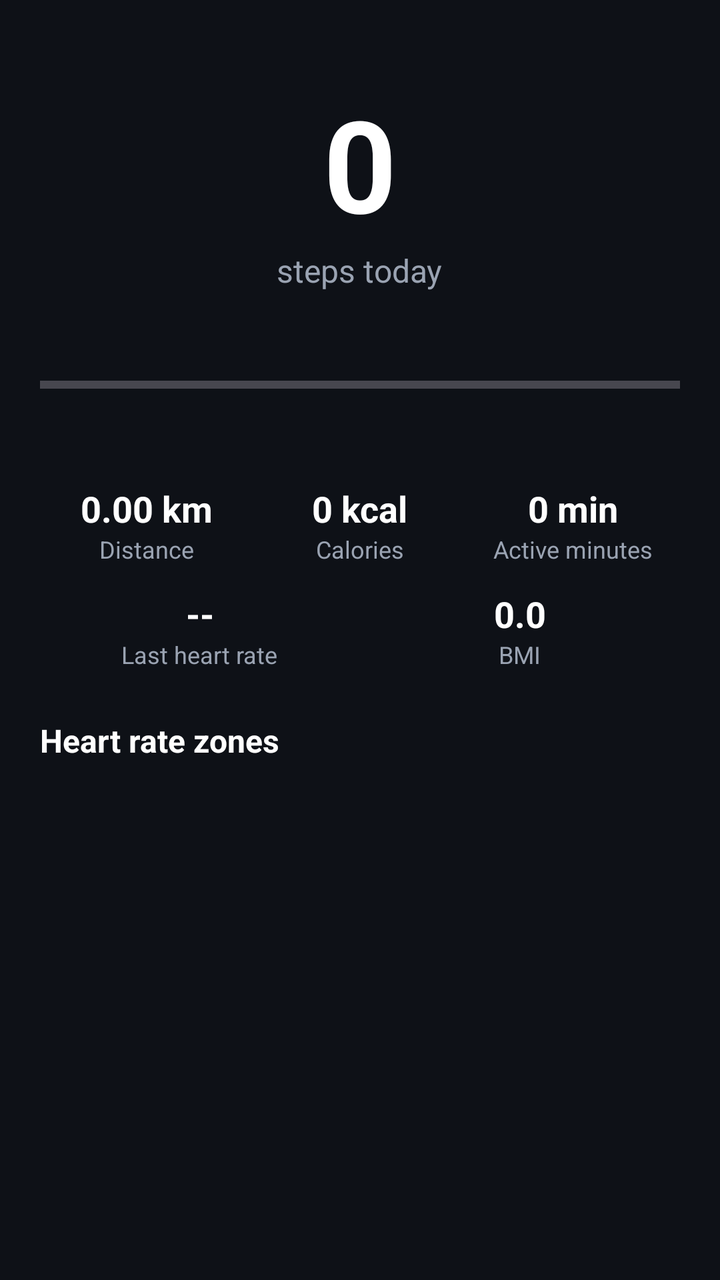
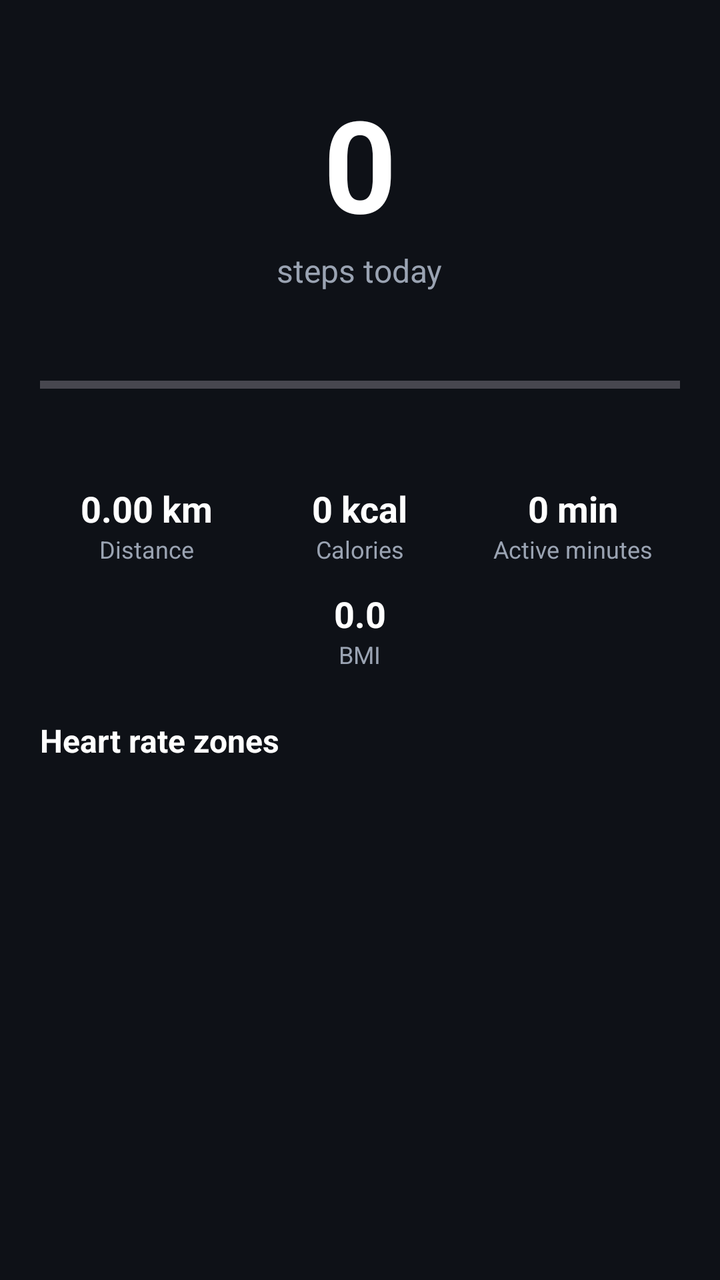

An Android layout rendered at two revisions. The XML below is the earlier revision; the diff shows what the commit changed to produce the second picture.
<!-- AndroidManifest.xml: application theme Theme.HealthMonitor -->
<!-- res/layout/fragment_dashboard.xml -->
<?xml version="1.0" encoding="utf-8"?>
<ScrollView xmlns:android="http://schemas.android.com/apk/res/android"
    android:layout_width="match_parent"
    android:layout_height="match_parent"
    android:fillViewport="true">

    <LinearLayout
        android:layout_width="match_parent"
        android:layout_height="wrap_content"
        android:orientation="vertical"
        android:padding="20dp">

        <TextView
            android:id="@+id/textDate"
            android:layout_width="wrap_content"
            android:layout_height="wrap_content"
            android:layout_gravity="center_horizontal"
            android:textColor="@color/text_secondary"
            android:textSize="14sp" />

        <TextView
            android:id="@+id/textSteps"
            android:layout_width="wrap_content"
            android:layout_height="wrap_content"
            android:layout_gravity="center_horizontal"
            android:text="0"
            android:textColor="@color/text_primary"
            android:textSize="64sp"
            android:textStyle="bold" />

        <TextView
            android:layout_width="wrap_content"
            android:layout_height="wrap_content"
            android:layout_gravity="center_horizontal"
            android:text="@string/steps_today"
            android:textColor="@color/text_secondary"
            android:textSize="16sp" />

        <TextView
            android:id="@+id/textSensor"
            android:layout_width="wrap_content"
            android:layout_height="wrap_content"
            android:layout_gravity="center_horizontal"
            android:layout_marginTop="4dp"
            android:textColor="@color/text_secondary"
            android:textSize="12sp" />

        <ProgressBar
            android:id="@+id/progressGoal"
            style="?android:attr/progressBarStyleHorizontal"
            android:layout_width="match_parent"
            android:layout_height="wrap_content"
            android:layout_marginTop="18dp"
            android:max="10000"
            android:progress="0"
            android:progressTint="@color/primary" />

        <TextView
            android:id="@+id/textGoal"
            android:layout_width="match_parent"
            android:layout_height="wrap_content"
            android:layout_marginTop="4dp"
            android:textColor="@color/text_secondary"
            android:textSize="13sp" />

        <LinearLayout
            android:layout_width="match_parent"
            android:layout_height="wrap_content"
            android:layout_marginTop="20dp"
            android:orientation="horizontal">

            <LinearLayout
                android:layout_width="0dp"
                android:layout_height="wrap_content"
                android:layout_weight="1"
                android:gravity="center_horizontal"
                android:orientation="vertical">

                <TextView
                    android:id="@+id/textDistance"
                    android:layout_width="wrap_content"
                    android:layout_height="wrap_content"
                    android:text="0.00 km"
                    android:textColor="@color/text_primary"
                    android:textSize="18sp"
                    android:textStyle="bold" />

                <TextView
                    android:layout_width="wrap_content"
                    android:layout_height="wrap_content"
                    android:text="@string/distance"
                    android:textColor="@color/text_secondary"
                    android:textSize="12sp" />
            </LinearLayout>

            <LinearLayout
                android:layout_width="0dp"
                android:layout_height="wrap_content"
                android:layout_weight="1"
                android:gravity="center_horizontal"
                android:orientation="vertical">

                <TextView
                    android:id="@+id/textCalories"
                    android:layout_width="wrap_content"
                    android:layout_height="wrap_content"
                    android:text="0 kcal"
                    android:textColor="@color/text_primary"
                    android:textSize="18sp"
                    android:textStyle="bold" />

                <TextView
                    android:layout_width="wrap_content"
                    android:layout_height="wrap_content"
                    android:text="@string/calories"
                    android:textColor="@color/text_secondary"
                    android:textSize="12sp" />
            </LinearLayout>

            <LinearLayout
                android:layout_width="0dp"
                android:layout_height="wrap_content"
                android:layout_weight="1"
                android:gravity="center_horizontal"
                android:orientation="vertical">

                <TextView
                    android:id="@+id/textMinutes"
                    android:layout_width="wrap_content"
                    android:layout_height="wrap_content"
                    android:text="0 min"
                    android:textColor="@color/text_primary"
                    android:textSize="18sp"
                    android:textStyle="bold" />

                <TextView
                    android:layout_width="wrap_content"
                    android:layout_height="wrap_content"
                    android:text="@string/active_minutes"
                    android:textColor="@color/text_secondary"
                    android:textSize="12sp" />
            </LinearLayout>
        </LinearLayout>

        <LinearLayout
            android:layout_width="match_parent"
            android:layout_height="wrap_content"
            android:layout_marginTop="12dp"
            android:orientation="horizontal">

            <LinearLayout
                android:layout_width="0dp"
                android:layout_height="wrap_content"
                android:layout_weight="1"
                android:gravity="center_horizontal"
                android:orientation="vertical">

                <TextView
                    android:id="@+id/textHr"
                    android:layout_width="wrap_content"
                    android:layout_height="wrap_content"
                    android:text="--"
                    android:textColor="@color/text_primary"
                    android:textSize="18sp"
                    android:textStyle="bold" />

                <TextView
                    android:layout_width="wrap_content"
                    android:layout_height="wrap_content"
                    android:text="@string/last_hr"
                    android:textColor="@color/text_secondary"
                    android:textSize="12sp" />
            </LinearLayout>

            <LinearLayout
                android:layout_width="0dp"
                android:layout_height="wrap_content"
                android:layout_weight="1"
                android:gravity="center_horizontal"
                android:orientation="vertical">

                <TextView
                    android:id="@+id/textBmi"
                    android:layout_width="wrap_content"
                    android:layout_height="wrap_content"
                    android:text="0.0"
                    android:textColor="@color/text_primary"
                    android:textSize="18sp"
                    android:textStyle="bold" />

                <TextView
                    android:layout_width="wrap_content"
                    android:layout_height="wrap_content"
                    android:text="@string/bmi"
                    android:textColor="@color/text_secondary"
                    android:textSize="12sp" />
            </LinearLayout>
        </LinearLayout>

        <TextView
            android:id="@+id/textZonesHeader"
            android:layout_width="match_parent"
            android:layout_height="wrap_content"
            android:layout_marginTop="24dp"
            android:text="@string/hr_zones"
            android:textColor="@color/text_primary"
            android:textSize="16sp"
            android:textStyle="bold" />

        <TextView
            android:id="@+id/textZones"
            android:layout_width="match_parent"
            android:layout_height="wrap_content"
            android:layout_marginTop="6dp"
            android:lineSpacingExtra="4dp"
            android:textColor="@color/text_secondary"
            android:textSize="13sp" />

        <TextView
            android:id="@+id/textStreak"
            android:layout_width="match_parent"
            android:layout_height="wrap_content"
            android:layout_marginTop="16dp"
            android:textColor="@color/text_primary"
            android:textSize="15sp"
            android:textStyle="bold" />

    </LinearLayout>
</ScrollView>
<!-- resources referenced by this layout -->
<resources>
  <color name="primary">#E0365A</color>
  <color name="text_primary">#FFFFFF</color>
  <color name="text_secondary">#9AA3B2</color>
  <string name="active_minutes">Active minutes</string>
  <string name="bmi">BMI</string>
  <string name="calories">Calories</string>
  <string name="distance">Distance</string>
  <string name="hr_zones">Heart rate zones</string>
  <string name="last_hr">Last heart rate</string>
  <string name="steps_today">steps today</string>
  <style name="Theme.HealthMonitor" parent="Theme.Material3.Dark.NoActionBar">
          <item name="colorPrimary">@color/primary</item>
          <item name="colorOnPrimary">#FFFFFF</item>
          <item name="colorSecondary">@color/accent</item>
          <item name="colorOnSecondary">#FFFFFF</item>
          <item name="android:colorBackground">@color/bg</item>
          <item name="colorSurface">@color/surface</item>
          <item name="colorOnSurface">@color/text_primary</item>
          <item name="colorOnBackground">@color/text_primary</item>
          <item name="android:statusBarColor">@color/bg</item>
          <item name="android:navigationBarColor">@color/bg</item>
      </style>
  <color name="accent">#36A0E0</color>
  <color name="bg">#0E1117</color>
  <color name="surface">#1A1F2A</color>
</resources>

<!-- the commit's change to res/layout/fragment_dashboard.xml (unified diff, before → after) -->
@@ -156,30 +156,6 @@
                 android:orientation="vertical">
 
                 <TextView
-                    android:id="@+id/textHr"
-                    android:layout_width="wrap_content"
-                    android:layout_height="wrap_content"
-                    android:text="--"
-                    android:textColor="@color/text_primary"
-                    android:textSize="18sp"
-                    android:textStyle="bold" />
-
-                <TextView
-                    android:layout_width="wrap_content"
-                    android:layout_height="wrap_content"
-                    android:text="@string/last_hr"
-                    android:textColor="@color/text_secondary"
-                    android:textSize="12sp" />
-            </LinearLayout>
-
-            <LinearLayout
-                android:layout_width="0dp"
-                android:layout_height="wrap_content"
-                android:layout_weight="1"
-                android:gravity="center_horizontal"
-                android:orientation="vertical">
-
-                <TextView
                     android:id="@+id/textBmi"
                     android:layout_width="wrap_content"
                     android:layout_height="wrap_content"
<!-- resource entries referenced after the edit -->
@@ -8,7 +8,6 @@
   <string name="calories">Calories</string>
   <string name="distance">Distance</string>
   <string name="hr_zones">Heart rate zones</string>
-  <string name="last_hr">Last heart rate</string>
   <string name="steps_today">steps today</string>
   <style name="Theme.HealthMonitor" parent="Theme.Material3.Dark.NoActionBar">
           <item name="colorPrimary">@color/primary</item>
